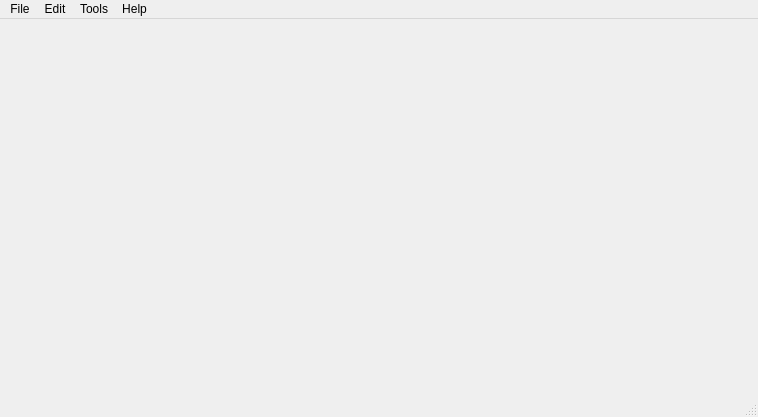
Old version of the form onlineboard.ui in the repository MaxMalts/Online_Board.
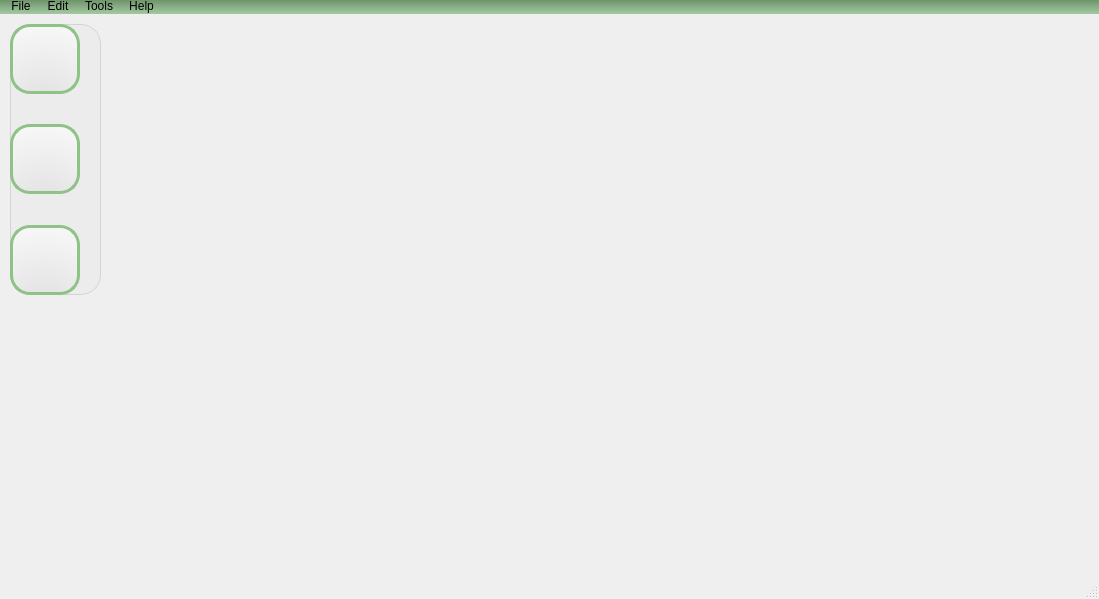
New version of the form. Icons and pictures are not drawn.

Commit message: Started designing user interface

```diff
--- a/onlineboard.ui
+++ b/onlineboard.ui
@@ -6,26 +6,270 @@
    <rect>
     <x>0</x>
     <y>0</y>
-    <width>758</width>
-    <height>417</height>
+    <width>1099</width>
+    <height>599</height>
    </rect>
   </property>
   <property name="windowTitle">
    <string>Online Board</string>
   </property>
+  <property name="iconSize">
+   <size>
+    <width>100</width>
+    <height>100</height>
+   </size>
+  </property>
   <property name="animated">
    <bool>true</bool>
   </property>
-  <widget class="QWidget" name="centralwidget"/>
+  <widget class="QWidget" name="centralwidget">
+   <widget class="QWidget" name="widget" native="true">
+    <property name="geometry">
+     <rect>
+      <x>10</x>
+      <y>10</y>
+      <width>91</width>
+      <height>271</height>
+     </rect>
+    </property>
+    <property name="autoFillBackground">
+     <bool>false</bool>
+    </property>
+    <property name="styleSheet">
+     <string notr="true">QWidget {
+	background: #ececec;
+	border: 1px solid #d1d6d0;
+	border-radius: 20px;
+}</string>
+    </property>
+    <layout class="QVBoxLayout" name="verticalLayout">
+     <item>
+      <widget class="QToolButton" name="pencil">
+       <property name="sizePolicy">
+        <sizepolicy hsizetype="Maximum" vsizetype="Expanding">
+         <horstretch>0</horstretch>
+         <verstretch>0</verstretch>
+        </sizepolicy>
+       </property>
+       <property name="minimumSize">
+        <size>
+         <width>70</width>
+         <height>70</height>
+        </size>
+       </property>
+       <property name="maximumSize">
+        <size>
+         <width>70</width>
+         <height>70</height>
+        </size>
+       </property>
+       <property name="cursor">
+        <cursorShape>PointingHandCursor</cursorShape>
+       </property>
+       <property name="styleSheet">
+        <string notr="true">QToolButton {
+	background: qradialgradient(cx:0.5, cy:1.2, radius:1.2, fx:0.5, fy:1.2, stop:0 #e0e0e0, stop:1 #f7f7f7);
+	border: 3px solid #8fc286;
+	border-radius: 20px;
+	
+}
+
+QToolButton:hover {
+	background: qradialgradient(cx:0.5, cy:1.2, radius:1.2, fx:0.5, fy:1.2, stop:0 #d5d5d5, stop:1 #f6f6f6);
+}
+
+QToolButton:pressed {
+	background: qradialgradient(cx:0.5, cy:1.2, radius:1.2, fx:0.5, fy:1.2, stop:0 #cfcfcf, stop:1 #f5f5f5);
+	border-width: 4px;
+}</string>
+       </property>
+       <property name="text">
+        <string/>
+       </property>
+       <property name="icon">
+        <iconset>
+         <normaloff>Data/img/tools/pencil.png</normaloff>Data/img/tools/pencil.png</iconset>
+       </property>
+       <property name="iconSize">
+        <size>
+         <width>50</width>
+         <height>50</height>
+        </size>
+       </property>
+      </widget>
+     </item>
+     <item>
+      <spacer name="verticalSpacer">
+       <property name="orientation">
+        <enum>Qt::Vertical</enum>
+       </property>
+       <property name="sizeHint" stdset="0">
+        <size>
+         <width>20</width>
+         <height>40</height>
+        </size>
+       </property>
+      </spacer>
+     </item>
+     <item>
+      <widget class="QToolButton" name="line">
+       <property name="sizePolicy">
+        <sizepolicy hsizetype="Maximum" vsizetype="Expanding">
+         <horstretch>0</horstretch>
+         <verstretch>0</verstretch>
+        </sizepolicy>
+       </property>
+       <property name="minimumSize">
+        <size>
+         <width>70</width>
+         <height>70</height>
+        </size>
+       </property>
+       <property name="maximumSize">
+        <size>
+         <width>70</width>
+         <height>70</height>
+        </size>
+       </property>
+       <property name="cursor">
+        <cursorShape>PointingHandCursor</cursorShape>
+       </property>
+       <property name="styleSheet">
+        <string notr="true">QToolButton {
+	background: qradialgradient(cx:0.5, cy:1.2, radius:1.2, fx:0.5, fy:1.2, stop:0 #e0e0e0, stop:1 #f7f7f7);
+	width: 80px;
+	height: 80px;
+	border: 3px solid #8fc286;
+	border-radius: 20px;
+	
+}
+
+QToolButton:hover {
+	background: qradialgradient(cx:0.5, cy:1.2, radius:1.2, fx:0.5, fy:1.2, stop:0 #d5d5d5, stop:1 #f6f6f6);
+}
+
+QToolButton:pressed {
+	background: qradialgradient(cx:0.5, cy:1.2, radius:1.2, fx:0.5, fy:1.2, stop:0 #cfcfcf, stop:1 #f5f5f5);
+	border-width: 4px;
+}</string>
+       </property>
+       <property name="text">
+        <string/>
+       </property>
+       <property name="icon">
+        <iconset>
+         <normaloff>Data/img/tools/line.png</normaloff>Data/img/tools/line.png</iconset>
+       </property>
+       <property name="iconSize">
+        <size>
+         <width>50</width>
+         <height>50</height>
+        </size>
+       </property>
+      </widget>
+     </item>
+     <item>
+      <spacer name="verticalSpacer_2">
+       <property name="orientation">
+        <enum>Qt::Vertical</enum>
+       </property>
+       <property name="sizeHint" stdset="0">
+        <size>
+         <width>20</width>
+         <height>40</height>
+        </size>
+       </property>
+      </spacer>
+     </item>
+     <item>
+      <widget class="QToolButton" name="rectangle">
+       <property name="sizePolicy">
+        <sizepolicy hsizetype="Maximum" vsizetype="Expanding">
+         <horstretch>0</horstretch>
+         <verstretch>0</verstretch>
+        </sizepolicy>
+       </property>
+       <property name="minimumSize">
+        <size>
+         <width>70</width>
+         <height>70</height>
+        </size>
+       </property>
+       <property name="maximumSize">
+        <size>
+         <width>70</width>
+         <height>70</height>
+        </size>
+       </property>
+       <property name="cursor">
+        <cursorShape>PointingHandCursor</cursorShape>
+       </property>
+       <property name="styleSheet">
+        <string notr="true">QToolButton {
+	background: qradialgradient(cx:0.5, cy:1.2, radius:1.2, fx:0.5, fy:1.2, stop:0 #e0e0e0, stop:1 #f7f7f7);
+	width: 80px;
+	height: 80px;
+	border: 3px solid #8fc286;
+	border-radius: 20px;
+	
+}
+
+QToolButton:hover {
+	background: qradialgradient(cx:0.5, cy:1.2, radius:1.2, fx:0.5, fy:1.2, stop:0 #d5d5d5, stop:1 #f6f6f6);
+}
+
+QToolButton:pressed {
+	background: qradialgradient(cx:0.5, cy:1.2, radius:1.2, fx:0.5, fy:1.2, stop:0 #cfcfcf, stop:1 #f5f5f5);
+	border-width: 4px;
+}</string>
+       </property>
+       <property name="text">
+        <string/>
+       </property>
+       <property name="icon">
+        <iconset>
+         <normaloff>Data/img/tools/rect.png</normaloff>Data/img/tools/rect.png</iconset>
+       </property>
+       <property name="iconSize">
+        <size>
+         <width>50</width>
+         <height>50</height>
+        </size>
+       </property>
+      </widget>
+     </item>
+    </layout>
+   </widget>
+  </widget>
   <widget class="QMenuBar" name="menuBar">
    <property name="geometry">
     <rect>
      <x>0</x>
      <y>0</y>
-     <width>758</width>
-     <height>26</height>
+     <width>1099</width>
+     <height>21</height>
     </rect>
    </property>
+   <property name="cursor">
+    <cursorShape>ArrowCursor</cursorShape>
+   </property>
+   <property name="styleSheet">
+    <string notr="true">QMenuBar {
+	background: qlineargradient(x1:0, y1:0, x2:0, y2:1, stop:0 #6e946a, stop:1 #a4c9a1);
+}
+
+QMenuBar::item {
+	padding: 0 5px;
+}
+
+QMenuBar::item:selected  {
+	background: rgba(220, 220, 220, 100);
+}
+
+QMenuBar::item:pressed  {
+	background: rgba(240, 240, 240, 200);
+}</string>
+   </property>
    <widget class="QMenu" name="menuFile">
     <property name="title">
      <string>File</string>
```
Left out of the diff: 79 changed lines with no effect on the pictures. The commit also changes 5 other files.
